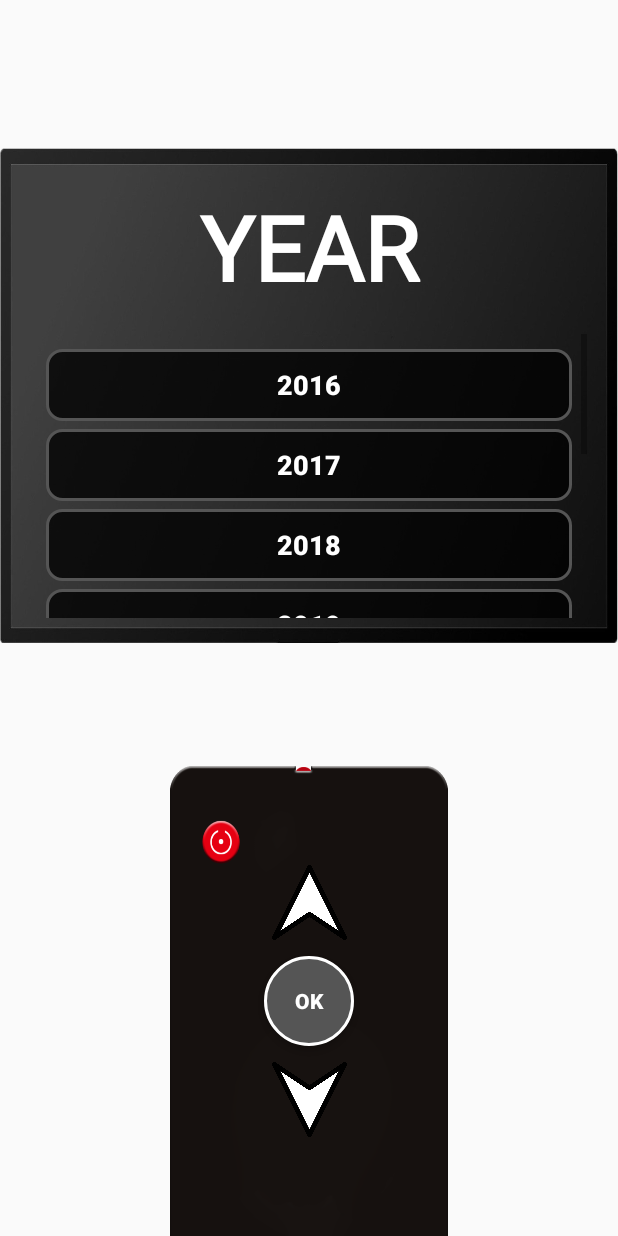
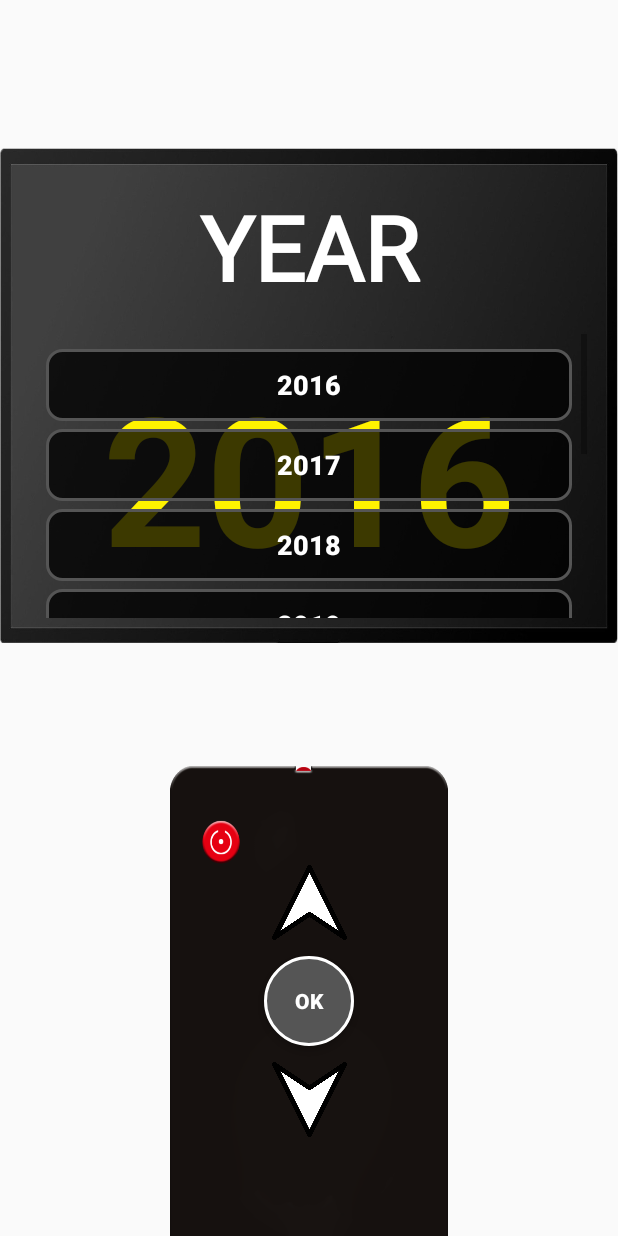
Before and after one commit to JongReulk/KpopFix, an Android app: the layout activity_year_new.xml on its own in the app's theme, with its tools: preview values and no code run, on a phone screen of 412 x 824 dp. Run offline under Robolectric (Android 15) with nearby library versions, the phone set to English and light mode, and no system bars.

Commit message:
연도 선택했을 때 연도 크게 나오기

```diff
--- a/app/src/main/res/layout/activity_year_new.xml
+++ b/app/src/main/res/layout/activity_year_new.xml
@@ -47,6 +47,29 @@
         app:layout_constraintRight_toRightOf="@id/Image_TV_year"
         app:layout_constraintBottom_toBottomOf="@id/Image_TV_year"
         >
+
+    </TextView>
+
+    <TextView
+        android:layout_width="0dp"
+        android:layout_height="0dp"
+        android:id="@+id/txt_selectYear"
+        app:layout_constraintHeight_percent="0.23"
+        app:layout_constraintWidth_percent="0.9"
+        android:gravity="center"
+        android:text="2016"
+        android:textStyle="bold"
+        android:textColor="@color/yellow"
+
+        android:autoSizeTextType="uniform"
+        android:autoSizeMinTextSize="24sp"
+        android:autoSizeMaxTextSize="120sp"
+        android:autoSizeStepGranularity="2sp"
+
+        app:layout_constraintTop_toBottomOf="@+id/year_Title"
+        app:layout_constraintLeft_toLeftOf="@id/Image_TV_year"
+        app:layout_constraintRight_toRightOf="@id/Image_TV_year"
+        app:layout_constraintBottom_toBottomOf="@id/Image_TV_year">
 
     </TextView>
 
--- a/app/src/main/res/values/colors.xml
+++ b/app/src/main/res/values/colors.xml
@@ -10,5 +10,6 @@
     <color name="white">#FFFFFFFF</color>
     <color name="gray">#77000000</color>
     <color name="beige">#419147BF</color>
+    <color name="yellow">#FFF300</color>
     <color name="hard_color">#DA0303</color>
 </resources>
```
Also changed, not shown: app/src/main/java/com/course/kpop/YearActivity.java (+33 -0 lines).
